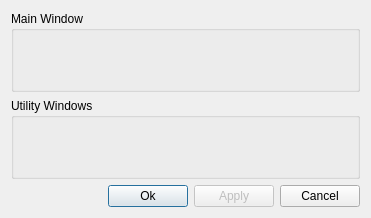
Before: the Qt Designer form gui/appearancedialog.ui in matoom/frostbite, drawn with Qt 5.
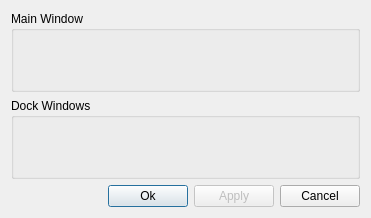
After: the same form once the commit is applied. Icons and pictures are not drawn.

Commit message: Removed unused images and files;  added full screen support; tweaked game and dock windows for better performance; enabled script editing using notepad2

Diff of the .ui file:
```diff
--- a/gui/appearancedialog.ui
+++ b/gui/appearancedialog.ui
@@ -65,7 +65,7 @@
         </sizepolicy>
        </property>
        <property name="title">
-        <string>Utility Windows</string>
+        <string>Dock Windows</string>
        </property>
        <layout class="QHBoxLayout" name="horizontalLayout_2">
         <item>
```
The commit also changes 82 other files.
